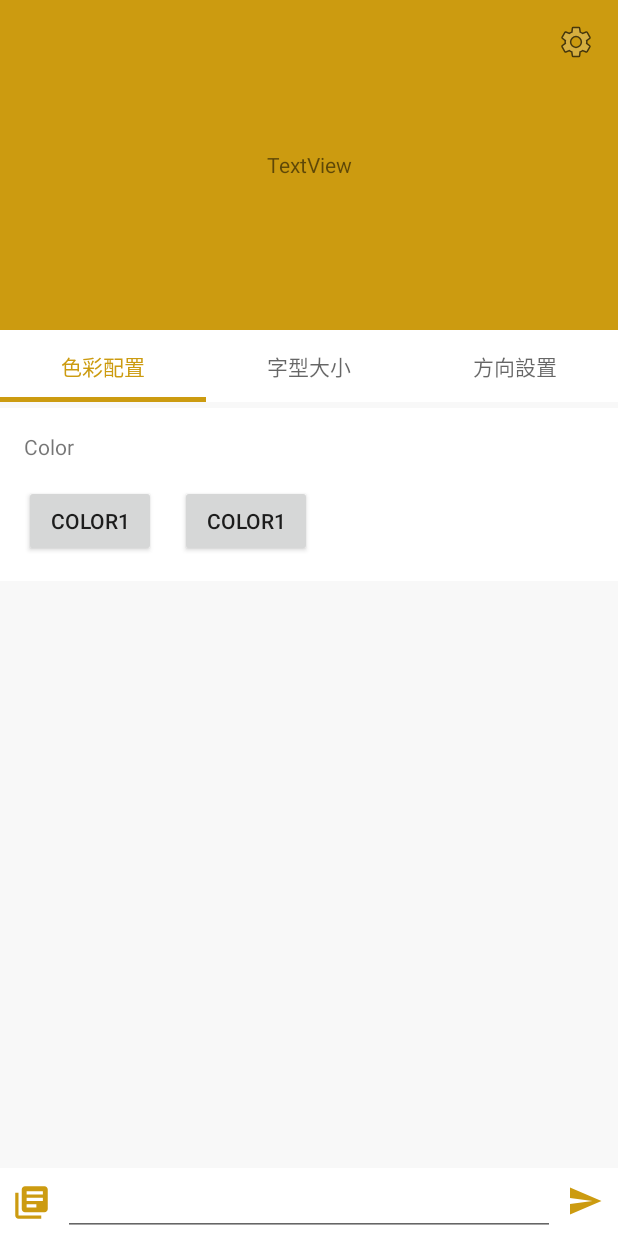
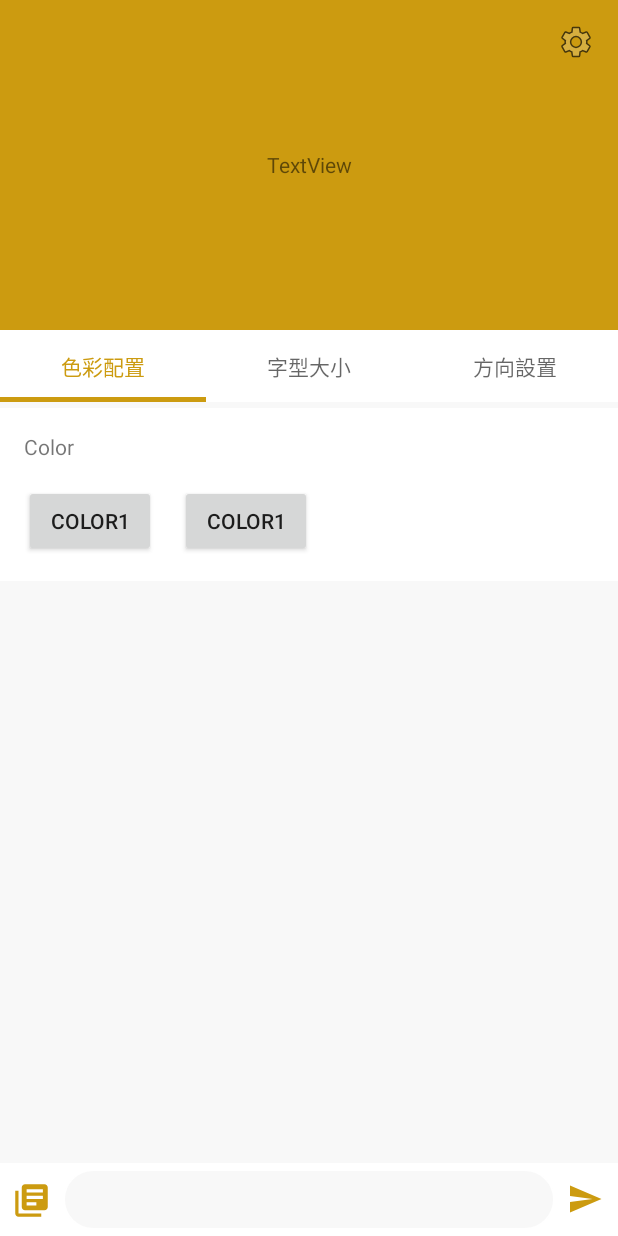
Before and after one commit to mrfatworm/VisualChat, an Android app: the screen it shows after launch (MainActivity), on a phone screen of 412 x 824 dp. Run offline under Robolectric (Android 15) with nearby library versions, the phone set to English and light mode, and no system bars.

Commit message:
Add Preview text change by edittext

```diff
--- a/app/src/main/java/yuntech/b10517012/visualchat/MainActivity.kt
+++ b/app/src/main/java/yuntech/b10517012/visualchat/MainActivity.kt
@@ -4,9 +4,12 @@ import android.graphics.Typeface
 import android.os.Build
 import androidx.appcompat.app.AppCompatActivity
 import android.os.Bundle
+import android.text.Editable
+import android.text.TextWatcher
 import android.util.TypedValue
 import android.view.View
 import android.view.ViewGroup
+import android.widget.EditText
 import android.widget.TextView
 import android.widget.Toast
 import androidx.annotation.RequiresApi
@@ -24,6 +27,7 @@ class MainActivity : AppCompatActivity() {
     private lateinit var viewPager: ViewPager2
     private lateinit var adapter: ViewPager2Adapter
     private lateinit var customizeViewModel: CustomizeViewModel;
+    private lateinit var edtInput: EditText
 
 
     override fun onCreate(savedInstanceState: Bundle?) {
@@ -53,19 +57,30 @@ class MainActivity : AppCompatActivity() {
             }else{
                 tvPreview.setTypeface(null, Typeface.NORMAL)
             }
+        })
+        edtInput.addTextChangedListener(object : TextWatcher{
+            override fun afterTextChanged(p0: Editable?) { }
+
+            override fun beforeTextChanged(p0: CharSequence?, p1: Int, p2: Int, p3: Int) { }
+
+            override fun onTextChanged(p0: CharSequence?, p1: Int, p2: Int, p3: Int) {
+                tvPreview.text = p0.toString()
+            }
 
         })
+
     }
 
     private fun setupView(){
         tvPreview = findViewById(R.id.tv_main_preview)
         tabLayout = findViewById(R.id.tab_main_setting)
         viewPager = findViewById(R.id.vp_main_setting)
+        edtInput = findViewById(R.id.edt_main_input)
         adapter = ViewPager2Adapter(this)
         adapter.setViewModel(customizeViewModel)
 
         //val inflater = getSystemService(Context.LAYOUT_INFLATER_SERVICE) as LayoutInflater
-        viewPager.setAdapter(adapter)
+        viewPager.adapter = adapter
         TabLayoutMediator(tabLayout, viewPager){tab, position ->
             tab.text = (when(position){
                 0 -> "色彩配置"
--- /dev/null
+++ b/app/src/main/res/drawable/bg_text_box.xml
@@ -0,0 +1,7 @@
+<?xml version="1.0" encoding="utf-8"?>
+<shape xmlns:android="http://schemas.android.com/apk/res/android">
+    <corners android:radius="30dp"/>
+    <stroke android:color="@color/white"
+        android:width="1dp"/>
+    <solid android:color="@color/lightGray"/>
+</shape>
--- a/app/src/main/res/layout/activity_main.xml
+++ b/app/src/main/res/layout/activity_main.xml
@@ -32,7 +32,7 @@
         android:id="@+id/tv_main_preview"
         android:layout_width="match_parent"
         android:layout_height="0dp"
-        android:layout_margin="32dp"
+        android:layout_margin="24dp"
         android:text="TextView"
         android:gravity="center"
         app:layout_constraintBottom_toBottomOf="@+id/img_main_preview_bg"
@@ -65,7 +65,7 @@
 
     <androidx.constraintlayout.widget.ConstraintLayout
         android:id="@+id/constraintLayout2"
-        android:layout_width="0dp"
+        android:layout_width="match_parent"
         android:layout_height="wrap_content"
         android:background="@color/white"
         app:layout_constraintBottom_toBottomOf="parent"
@@ -78,22 +78,27 @@
             android:layout_height="wrap_content"
             android:layout_marginStart="8dp"
             android:layout_marginEnd="8dp"
+            android:layout_marginTop="4dp"
+            android:layout_marginBottom="4dp"
+            android:background="@drawable/bg_text_box"
+            android:paddingStart="16dp"
+            android:paddingEnd="16dp"
+            android:paddingTop="8dp"
+            android:paddingBottom="8dp"
             android:ems="10"
-            android:gravity="start|top"
             android:inputType="textMultiLine"
             app:layout_constraintBottom_toBottomOf="parent"
             app:layout_constraintEnd_toStartOf="@+id/btn_main_show"
             app:layout_constraintStart_toEndOf="@+id/btn_dictionary"
-            app:layout_constraintTop_toTopOf="parent"
-            app:layout_constraintVertical_bias="0.0" />
+            app:layout_constraintTop_toTopOf="parent" />
 
         <ImageButton
             android:id="@+id/btn_main_show"
             android:layout_width="wrap_content"
             android:layout_height="wrap_content"
             android:layout_marginEnd="8dp"
+            android:layout_marginTop="12dp"
             android:background="@null"
-            app:layout_constraintBottom_toBottomOf="parent"
             app:layout_constraintEnd_toEndOf="parent"
             app:layout_constraintTop_toTopOf="parent"
             app:srcCompat="@drawable/ic_send"/>
@@ -103,11 +108,11 @@
             android:layout_width="wrap_content"
             android:layout_height="wrap_content"
             android:layout_marginStart="8dp"
+            android:layout_marginTop="12dp"
             android:background="@null"
-            app:layout_constraintBottom_toBottomOf="parent"
             app:layout_constraintStart_toStartOf="parent"
             app:layout_constraintTop_toTopOf="parent"
-            app:srcCompat="@drawable/ic_library_books"/>
+            app:srcCompat="@drawable/ic_library_books" />
 
     </androidx.constraintlayout.widget.ConstraintLayout>
 
```
